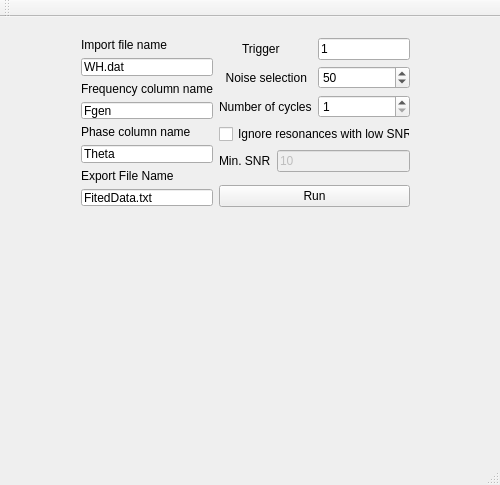
Qt form mainwindow.ui (mefisto545/Tortik) before a commit.
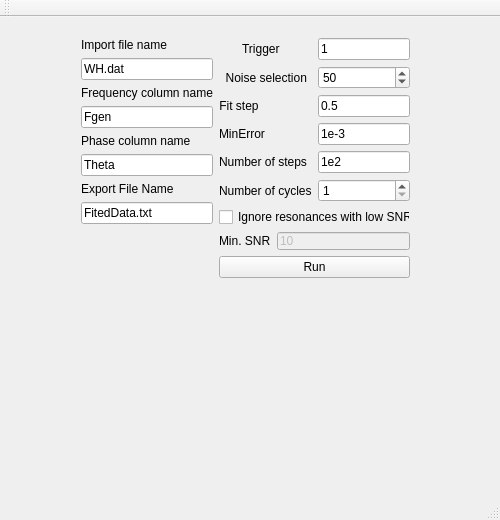
The same form after that commit. Custom widgets are drawn as their Qt base class.

Commit message:
Fitting parameters
3 LineEdit objects for FitStep, MinError and NumberOfSteps parameters

Patch:
```diff
--- a/mainwindow.ui
+++ b/mainwindow.ui
@@ -7,13 +7,13 @@
     <x>0</x>
     <y>0</y>
     <width>500</width>
-    <height>485</height>
+    <height>520</height>
    </rect>
   </property>
   <property name="minimumSize">
    <size>
     <width>500</width>
-    <height>480</height>
+    <height>520</height>
    </size>
   </property>
   <property name="windowTitle">
@@ -24,7 +24,7 @@
     <property name="geometry">
      <rect>
       <x>20</x>
-      <y>220</y>
+      <y>250</y>
       <width>461</width>
       <height>231</height>
      </rect>
@@ -36,12 +36,15 @@
       <x>70</x>
       <y>10</y>
       <width>351</width>
-      <height>191</height>
+      <height>262</height>
      </rect>
     </property>
     <layout class="QHBoxLayout" name="horizontalLayout_4">
      <item>
       <layout class="QVBoxLayout" name="verticalLayout">
+       <property name="sizeConstraint">
+        <enum>QLayout::SetDefaultConstraint</enum>
+       </property>
        <item>
         <widget class="QLabel" name="labelImport">
          <property name="text">
@@ -98,6 +101,19 @@
          </property>
         </widget>
        </item>
+       <item>
+        <spacer name="verticalSpacer_2">
+         <property name="orientation">
+          <enum>Qt::Vertical</enum>
+         </property>
+         <property name="sizeHint" stdset="0">
+          <size>
+           <width>20</width>
+           <height>40</height>
+          </size>
+         </property>
+        </spacer>
+       </item>
       </layout>
      </item>
      <item>
@@ -137,13 +153,58 @@
         </widget>
        </item>
        <item row="2" column="0">
+        <widget class="QLabel" name="labelFitStep">
+         <property name="text">
+          <string>Fit step</string>
+         </property>
+         <property name="alignment">
+          <set>Qt::AlignCenter</set>
+         </property>
+        </widget>
+       </item>
+       <item row="2" column="1">
+        <widget class="QLineEdit" name="lineEditFitStep">
+         <property name="text">
+          <string>0.5</string>
+         </property>
+        </widget>
+       </item>
+       <item row="3" column="0">
+        <widget class="QLabel" name="label_3">
+         <property name="text">
+          <string>MinError</string>
+         </property>
+        </widget>
+       </item>
+       <item row="3" column="1">
+        <widget class="QLineEdit" name="lineEditMinError">
+         <property name="text">
+          <string>1e-3</string>
+         </property>
+        </widget>
+       </item>
+       <item row="4" column="0">
+        <widget class="QLabel" name="labelNumOfSteps">
+         <property name="text">
+          <string>Number of steps</string>
+         </property>
+        </widget>
+       </item>
+       <item row="4" column="1">
+        <widget class="QLineEdit" name="lineEditNumOfSteps">
+         <property name="text">
+          <string>1e2</string>
+         </property>
+        </widget>
+       </item>
+       <item row="5" column="0">
         <widget class="QLabel" name="label">
          <property name="text">
           <string>Number of cycles</string>
          </property>
         </widget>
        </item>
-       <item row="2" column="1">
+       <item row="5" column="1">
         <layout class="QHBoxLayout" name="horizontalLayout_2">
          <item>
           <widget class="QSpinBox" name="spinBoxCycleNum">
@@ -157,21 +218,11 @@
          </item>
         </layout>
        </item>
-       <item row="4" column="0" colspan="2">
-        <spacer name="verticalSpacer">
-         <property name="orientation">
-          <enum>Qt::Vertical</enum>
-         </property>
-         <property name="sizeHint" stdset="0">
-          <size>
-           <width>20</width>
-           <height>40</height>
-          </size>
-         </property>
-        </spacer>
-       </item>
-       <item row="3" column="0" colspan="2">
+       <item row="6" column="0" colspan="2">
         <layout class="QVBoxLayout" name="verticalLayout_2">
+         <property name="spacing">
+          <number>6</number>
+         </property>
          <property name="rightMargin">
           <number>0</number>
          </property>
@@ -211,7 +262,7 @@
          </item>
         </layout>
        </item>
-       <item row="5" column="0" colspan="2">
+       <item row="7" column="0" colspan="2">
         <layout class="QHBoxLayout" name="horizontalLayout">
          <item>
           <widget class="QPushButton" name="pushButtonRun">
```
Left out of the diff: 5 changed lines with no effect on the pictures. The commit also changes 2 other files.
